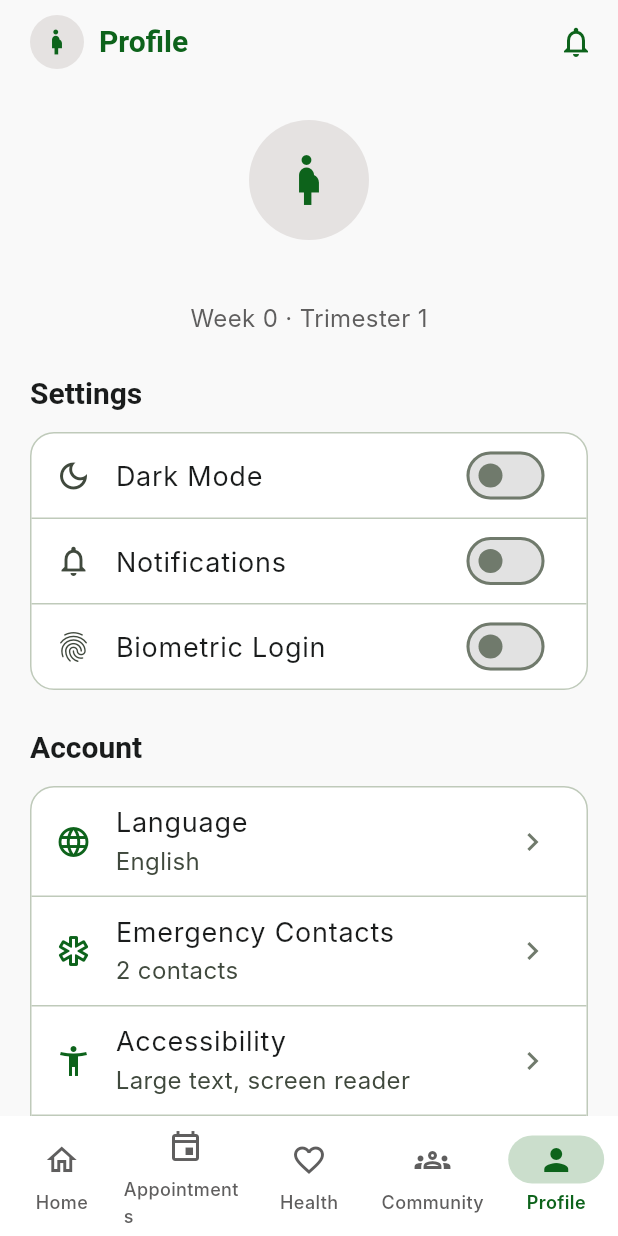
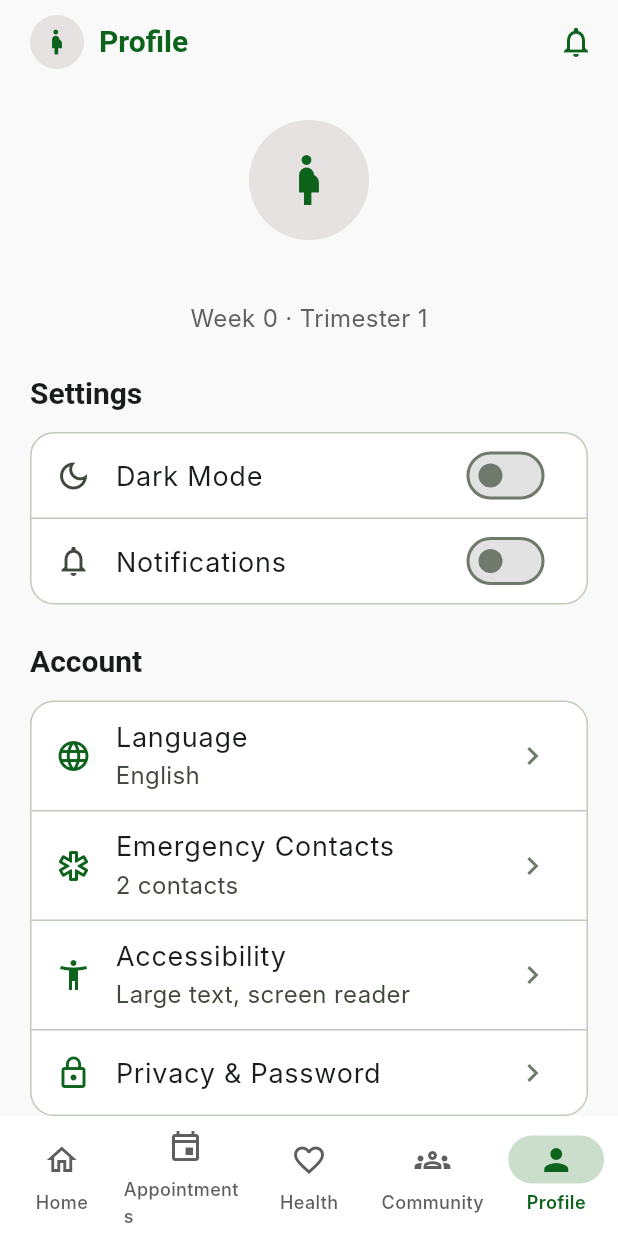
Before and after one commit to Gedeon250/mama_salama-project1, a Flutter app: the screen it shows once a user with an empty profile is signed in, item 5 of the bottom bar chosen, after a tap on "Notifications", on a phone screen of 412 x 824 dp. Run offline on Flutter 3.47's test engine with Material 3 defaults, Android fonts, the phone set to English and light mode, and no system bars; our stand-ins replace cloud_firestore, connectivity_plus, firebase_auth, firebase_core, fl_chart, flutter_local_notifications and 3 more; accounts and stored records are empty; Roboto replaces fonts that are missing (AtkinsonHyperlegibleNext, Inter).

Commit message:
Wire up Profile settings (language, notifications, password) and remove biometric login

```diff
--- a/lib/screens/profile_screen.dart
+++ b/lib/screens/profile_screen.dart
@@ -2,10 +2,20 @@ import 'package:flutter/material.dart';
 import 'package:provider/provider.dart';
 import '../models/user_models.dart';
 import '../providers/app_data.dart';
+import '../providers/locale_provider.dart';
 import '../providers/session_provider.dart';
+import '../providers/theme_provider.dart';
 import '../services/firestore_service.dart';
+import '../services/notification_prefs.dart';
 import '../theme/app_theme.dart';
 import '../widgets/common.dart';
+
+const _localeNames = {
+  'en': 'English',
+  'fr': 'Français',
+  'rw': 'Kinyarwanda',
+  'sw': 'Kiswahili',
+};
 
 class ProfileScreen extends StatefulWidget {
   const ProfileScreen({super.key});
@@ -15,12 +25,131 @@ class ProfileScreen extends StatefulWidget {
 }
 
 class _ProfileScreenState extends State<ProfileScreen> {
-  bool _darkMode = false;
   bool _notifications = true;
-  bool _biometric = false;
+
+  @override
+  void initState() {
+    super.initState();
+    NotificationPrefs.isEnabled().then((v) {
+      if (mounted) setState(() => _notifications = v);
+    });
+  }
+
+  Future<void> _onNotificationsToggle(bool value) async {
+    await NotificationPrefs.setEnabled(value);
+    if (mounted) setState(() => _notifications = value);
+  }
+
+  void _showLanguagePicker(BuildContext context) {
+    final localeProvider = context.read<LocaleProvider>();
+    showModalBottomSheet(
+      context: context,
+      builder: (sheetContext) => SafeArea(
+        child: Column(
+          mainAxisSize: MainAxisSize.min,
+          children: [
+            const Padding(
+              padding: EdgeInsets.all(AppSpacing.sm),
+              child: Text('Choose a language', style: TextStyle(fontWeight: FontWeight.w700)),
+            ),
+            ...LocaleProvider.supportedLocales.map((locale) {
+              final selected = locale.languageCode == localeProvider.locale.languageCode;
+              return ListTile(
+                title: Text(_localeNames[locale.languageCode] ?? locale.languageCode),
+                trailing: selected ? Icon(Icons.check, color: AppColors.primary) : null,
+                onTap: () {
+                  localeProvider.setLocale(locale);
+                  Navigator.of(sheetContext).pop();
+                },
+              );
+            }),
+          ],
+        ),
+      ),
+    );
+  }
+
+  Future<void> _showChangePasswordDialog(BuildContext context) async {
+    final currentController = TextEditingController();
+    final newController = TextEditingController();
+    final confirmController = TextEditingController();
+    final formKey = GlobalKey<FormState>();
+    bool submitting = false;
+
+    await showDialog<void>(
+      context: context,
+      builder: (dialogContext) => StatefulBuilder(
+        builder: (dialogContext, setDialogState) => AlertDialog(
+          title: const Text('Change Password'),
+          content: Form(
+            key: formKey,
+            child: Column(
+              mainAxisSize: MainAxisSize.min,
+              children: [
+                TextFormField(
+                  controller: currentController,
+                  obscureText: true,
+                  decoration: const InputDecoration(labelText: 'Current password'),
+                  validator: (v) => (v == null || v.isEmpty) ? 'Required' : null,
+                ),
+                const SizedBox(height: 12),
+                TextFormField(
+                  controller: newController,
+                  obscureText: true,
+                  decoration: const InputDecoration(labelText: 'New password'),
+                  validator: (v) => (v == null || v.length < 6) ? 'At least 6 characters' : null,
+                ),
+                const SizedBox(height: 12),
+                TextFormField(
+                  controller: confirmController,
+                  obscureText: true,
+                  decoration: const InputDecoration(labelText: 'Confirm new password'),
+                  validator: (v) => v != newController.text ? 'Passwords do not match' : null,
+                ),
+              ],
+            ),
+          ),
+          actions: [
+            TextButton(onPressed: () => Navigator.of(dialogContext).pop(), child: const Text('Cancel')),
+            FilledButton(
+              onPressed: submitting
+                  ? null
+                  : () async {
+                      if (!(formKey.currentState?.validate() ?? false)) return;
+                      setDialogState(() => submitting = true);
+                      final session = context.read<SessionProvider>();
+                      final ok = await session.changePassword(
+                        currentPassword: currentController.text,
+                        newPassword: newController.text,
+                      );
+                      setDialogState(() => submitting = false);
+                      if (ok) {
+                        if (dialogContext.mounted) Navigator.of(dialogContext).pop();
+                        if (context.mounted) {
+                          ScaffoldMessenger.of(context).showSnackBar(
+                            const SnackBar(content: Text('Password updated.')),
+                          );
+                        }
+                      } else if (dialogContext.mounted) {
+                        ScaffoldMessenger.of(dialogContext).showSnackBar(
+                          SnackBar(content: Text(session.error ?? 'Could not update password.')),
+                        );
+                      }
+                    },
+              child: submitting
+                  ? const SizedBox(height: 16, width: 16, child: CircularProgressIndicator(strokeWidth: 2))
+                  : const Text('Save'),
+            ),
+          ],
+        ),
+      ),
+    );
+  }
 
   @override
   Widget build(BuildContext context) {
+    final localeProvider = context.watch<LocaleProvider>();
+    final themeProvider = context.watch<ThemeModeProvider>();
     final data = context.watch<AppData>();
     final profile = data.profile;
     final mother = context.watch<SessionProvider>().currentUser!;
@@ -36,7 +165,7 @@ class _ProfileScreenState extends State<ProfileScreen> {
           Center(
             child: Column(
               children: [
-                const CircleAvatar(radius: 40, backgroundColor: AppColors.secondaryContainer, child: Icon(Icons.pregnant_woman, size: 40, color: AppColors.primary)),
+                CircleAvatar(radius: 40, backgroundColor: AppColors.secondaryContainer, child: Icon(Icons.pregnant_woman, size: 40, color: AppColors.primary)),
                 const SizedBox(height: 12),
                 Text(mother.name, style: Theme.of(context).textTheme.headlineSmall),
                 StreamBuilder<PregnancyProfile>(
@@ -44,7 +173,7 @@ class _ProfileScreenState extends State<ProfileScreen> {
                   builder: (context, snapshot) {
                     final p = snapshot.data;
                     if (p == null) return const SizedBox.shrink();
-                    return Text('Week ${p.pregnancyWeek} · Trimester ${p.trimester}', style: const TextStyle(color: AppColors.secondary));
+                    return Text('Week ${p.pregnancyWeek} · Trimester ${p.trimester}', style: TextStyle(color: AppColors.secondary));
                   },
                 ),
               ],
@@ -58,8 +187,8 @@ class _ProfileScreenState extends State<ProfileScreen> {
             child: Column(
               children: [
                 SwitchListTile(
-                  value: _darkMode,
-                  onChanged: (v) => setState(() => _darkMode = v),
+                  value: themeProvider.isDark,
+                  onChanged: (v) => themeProvider.setDarkMode(v),
                   activeColor: AppColors.primary,
                   title: const Text('Dark Mode'),
                   secondary: const Icon(Icons.dark_mode_outlined),
@@ -67,18 +196,10 @@ class _ProfileScreenState extends State<ProfileScreen> {
                 const Divider(height: 1),
                 SwitchListTile(
                   value: _notifications,
-                  onChanged: (v) => setState(() => _notifications = v),
+                  onChanged: _onNotificationsToggle,
                   activeColor: AppColors.primary,
                   title: const Text('Notifications'),
                   secondary: const Icon(Icons.notifications_outlined),
-                ),
-                const Divider(height: 1),
-                SwitchListTile(
-                  value: _biometric,
-                  onChanged: (v) => setState(() => _biometric = v),
-                  activeColor: AppColors.primary,
-                  title: const Text('Biometric Login'),
-                  secondary: const Icon(Icons.fingerprint),
                 ),
               ],
             ),
@@ -90,13 +211,18 @@ class _ProfileScreenState extends State<ProfileScreen> {
             padding: EdgeInsets.zero,
             child: Column(
               children: [
-                _tile(Icons.language_outlined, 'Language', 'English'),
+                _tile(
+                  Icons.language_outlined,
+                  'Language',
+                  _localeNames[localeProvider.locale.languageCode] ?? localeProvider.locale.languageCode,
+                  onTap: () => _showLanguagePicker(context),
+                ),
                 const Divider(height: 1),
                 _tile(Icons.emergency_outlined, 'Emergency Contacts', '${profile.emergencyContactsCount} contacts'),
                 const Divider(height: 1),
                 _tile(Icons.accessibility_new_outlined, 'Accessibility', 'Large text, screen reader'),
                 const Divider(height: 1),
-                _tile(Icons.lock_outline, 'Privacy & Password', ''),
+                _tile(Icons.lock_outline, 'Privacy & Password', '', onTap: () => _showChangePasswordDialog(context)),
               ],
             ),
           ),
@@ -105,9 +231,9 @@ class _ProfileScreenState extends State<ProfileScreen> {
             width: double.infinity,
             child: OutlinedButton.icon(
               onPressed: () => context.read<SessionProvider>().signOut(),
-              icon: const Icon(Icons.logout, color: AppColors.error),
-              label: const Text('Sign Out', style: TextStyle(color: AppColors.error)),
-              style: OutlinedButton.styleFrom(side: const BorderSide(color: AppColors.error)),
+              icon: Icon(Icons.logout, color: AppColors.error),
+              label: Text('Sign Out', style: TextStyle(color: AppColors.error)),
+              style: OutlinedButton.styleFrom(side: BorderSide(color: AppColors.error)),
             ),
           ),
         ],
@@ -115,12 +241,13 @@ class _ProfileScreenState extends State<ProfileScreen> {
     );
   }
 
-  Widget _tile(IconData icon, String title, String subtitle) {
+  Widget _tile(IconData icon, String title, String subtitle, {VoidCallback? onTap}) {
     return ListTile(
       leading: Icon(icon, color: AppColors.primary),
       title: Text(title),
       subtitle: subtitle.isEmpty ? null : Text(subtitle),
-      trailing: const Icon(Icons.chevron_right, color: AppColors.outline),
+      trailing: Icon(Icons.chevron_right, color: AppColors.outline),
+      onTap: onTap,
     );
   }
 }
--- a/lib/services/chat_alert_service.dart
+++ b/lib/services/chat_alert_service.dart
@@ -2,6 +2,7 @@ import 'dart:async';
 import 'package:flutter_local_notifications/flutter_local_notifications.dart';
 import '../models/user_models.dart';
 import 'firestore_service.dart';
+import 'notification_prefs.dart';
 
 /// Best-effort in-app alert for new chat messages: pops a local
 /// notification when a message arrives in one of the current user's
@@ -37,6 +38,7 @@ class ChatAlertService {
         // Skip the very first snapshot per thread so we don't re-notify for
         // messages that already existed before this listener started.
         if (_first || !isNewer || t.lastSenderId == myUid) continue;
+        if (!await NotificationPrefs.isEnabled()) continue;
 
         final sender = await firestore.getUserById(t.lastSenderId);
         await _plugin.show(
--- /dev/null
+++ b/lib/services/notification_prefs.dart
@@ -0,0 +1,17 @@
+import 'package:shared_preferences/shared_preferences.dart';
+
+/// Persists the Profile screen's "Notifications" toggle — read by
+/// ChatAlertService before showing a local notification.
+class NotificationPrefs {
+  static const _key = 'chat_notifications_enabled';
+
+  static Future<bool> isEnabled() async {
+    final prefs = await SharedPreferences.getInstance();
+    return prefs.getBool(_key) ?? true;
+  }
+
+  static Future<void> setEnabled(bool value) async {
+    final prefs = await SharedPreferences.getInstance();
+    await prefs.setBool(_key, value);
+  }
+}
```
Also changed, not shown: lib/providers/session_provider.dart (+12 -0 lines), lib/services/auth_service.dart (+10 -0 lines).
